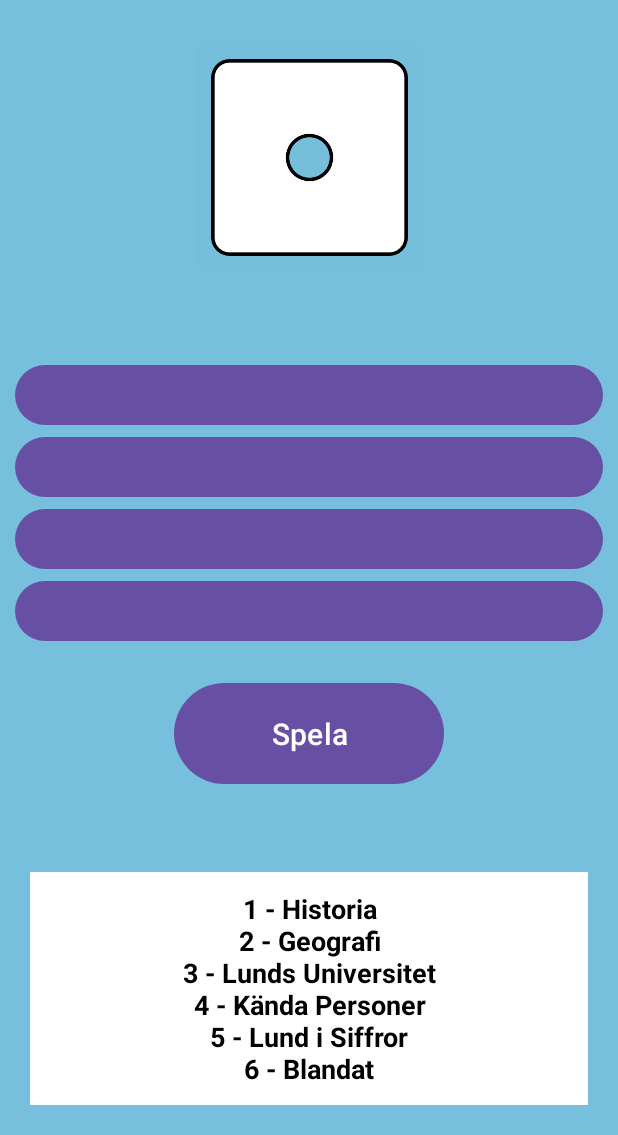
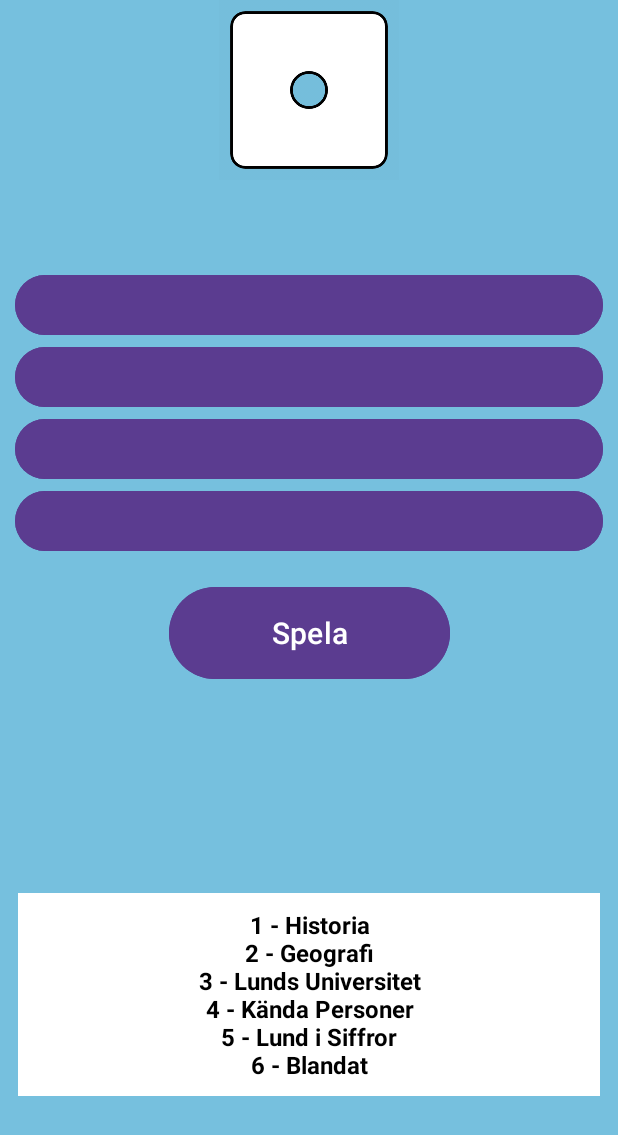
Before and after one commit to axelwennerlund/LundaQuizet, an Android app: the GameActivity screen opened directly, with no data from a screen before it, on a phone screen of 412 x 824 dp, the part 101-1236 px from its top. Run offline under Robolectric (Android 15) with nearby library versions, the phone set to English and light mode, and no system bars.

Commit message:
Improved layout for different devices

```diff
--- a/app/src/main/res/layout/activity_game.xml
+++ b/app/src/main/res/layout/activity_game.xml
@@ -20,18 +20,19 @@
         android:textColor="@android:color/black"
         app:layout_constraintEnd_toEndOf="parent"
         app:layout_constraintStart_toStartOf="parent"
-        app:layout_constraintTop_toTopOf="parent" />
+        app:layout_constraintTop_toTopOf="parent"
+        app:layout_constraintVertical_bias="0.1" />
 
     <ImageView
         android:id="@+id/diceImage"
-        android:layout_width="150dp"
-        android:layout_height="150dp"
-        android:layout_marginTop="30dp"
+        android:layout_width="120dp"
+        android:layout_height="120dp"
         android:contentDescription="Dice Image"
         android:src="@drawable/dice1"
         app:layout_constraintTop_toBottomOf="@id/diceResult"
         app:layout_constraintStart_toStartOf="parent"
-        app:layout_constraintEnd_toEndOf="parent" />
+        app:layout_constraintEnd_toEndOf="parent"
+        app:layout_constraintVertical_bias="0.2" />
 
     <TextView
         android:id="@+id/questionText"
@@ -43,7 +44,8 @@
         android:textAlignment="center"
         app:layout_constraintTop_toBottomOf="@id/diceImage"
         app:layout_constraintStart_toStartOf="parent"
-        app:layout_constraintEnd_toEndOf="parent" />
+        app:layout_constraintEnd_toEndOf="parent"
+        app:layout_constraintVertical_bias="0.3" />
 
     <Button
         android:id="@+id/option1"
@@ -51,6 +53,8 @@
         android:layout_height="wrap_content"
         android:layout_marginHorizontal="10dp"
         android:textSize="18sp"
+        android:backgroundTint="#5B3C90"
+        android:textColor="@android:color/white"
         app:layout_constraintTop_toBottomOf="@id/questionText"
         app:layout_constraintStart_toStartOf="parent"
         app:layout_constraintEnd_toEndOf="parent" />
@@ -61,6 +65,8 @@
         android:layout_height="wrap_content"
         android:layout_marginHorizontal="10dp"
         android:textSize="18sp"
+        android:backgroundTint="#5B3C90"
+        android:textColor="@android:color/white"
         app:layout_constraintTop_toBottomOf="@id/option1"
         app:layout_constraintStart_toStartOf="parent"
         app:layout_constraintEnd_toEndOf="parent" />
@@ -71,6 +77,8 @@
         android:layout_height="wrap_content"
         android:layout_marginHorizontal="10dp"
         android:textSize="18sp"
+        android:backgroundTint="#5B3C90"
+        android:textColor="@android:color/white"
         app:layout_constraintTop_toBottomOf="@id/option2"
         app:layout_constraintStart_toStartOf="parent"
         app:layout_constraintEnd_toEndOf="parent" />
@@ -80,38 +88,42 @@
         android:layout_width="0dp"
         android:layout_height="wrap_content"
         android:layout_marginHorizontal="10dp"
-        android:layout_marginBottom="20dp"
+        android:layout_marginBottom="10dp"
         android:textSize="18sp"
+        android:backgroundTint="#5B3C90"
+        android:textColor="@android:color/white"
         app:layout_constraintTop_toBottomOf="@id/option3"
         app:layout_constraintStart_toStartOf="parent"
         app:layout_constraintEnd_toEndOf="parent" />
 
     <Button
         android:id="@+id/playButton"
-        android:layout_width="180dp"
-        android:layout_height="75dp"
-        android:layout_marginTop="20dp"
+        android:layout_width="187dp"
+        android:layout_height="69dp"
+        android:layout_marginTop="16dp"
         android:text="Spela"
         android:textSize="20sp"
-        app:layout_constraintTop_toBottomOf="@id/option4"
+        android:backgroundTint="#5B3C90"
+        android:textColor="@android:color/white"
+        app:layout_constraintEnd_toEndOf="parent"
         app:layout_constraintStart_toStartOf="parent"
-        app:layout_constraintEnd_toEndOf="parent" />
+        app:layout_constraintTop_toBottomOf="@id/option4" />
 
     <TextView
         android:id="@+id/categoryInfo"
         android:layout_width="0dp"
         android:layout_height="wrap_content"
-        android:layout_margin="20dp"
-        android:layout_marginBottom="20dp"
+        android:layout_margin="12dp"
         android:background="#FFFFFF"
-        android:padding="12dp"
+        android:padding="10dp"
         android:text="1 - Historia\n2 - Geografi\n3 - Lunds Universitet\n4 - Kända Personer\n5 - Lund i Siffror\n6 - Blandat"
         android:textAlignment="center"
         android:textColor="@android:color/black"
-        android:textSize="18sp"
+        android:textSize="16sp"
         android:textStyle="bold"
+        app:layout_constraintTop_toBottomOf="@id/playButton"
         app:layout_constraintBottom_toBottomOf="parent"
         app:layout_constraintEnd_toEndOf="parent"
-        app:layout_constraintStart_toStartOf="parent" />
-
+        app:layout_constraintStart_toStartOf="parent"
+        app:layout_constraintVertical_bias="0.9" />
 </androidx.constraintlayout.widget.ConstraintLayout>
```
